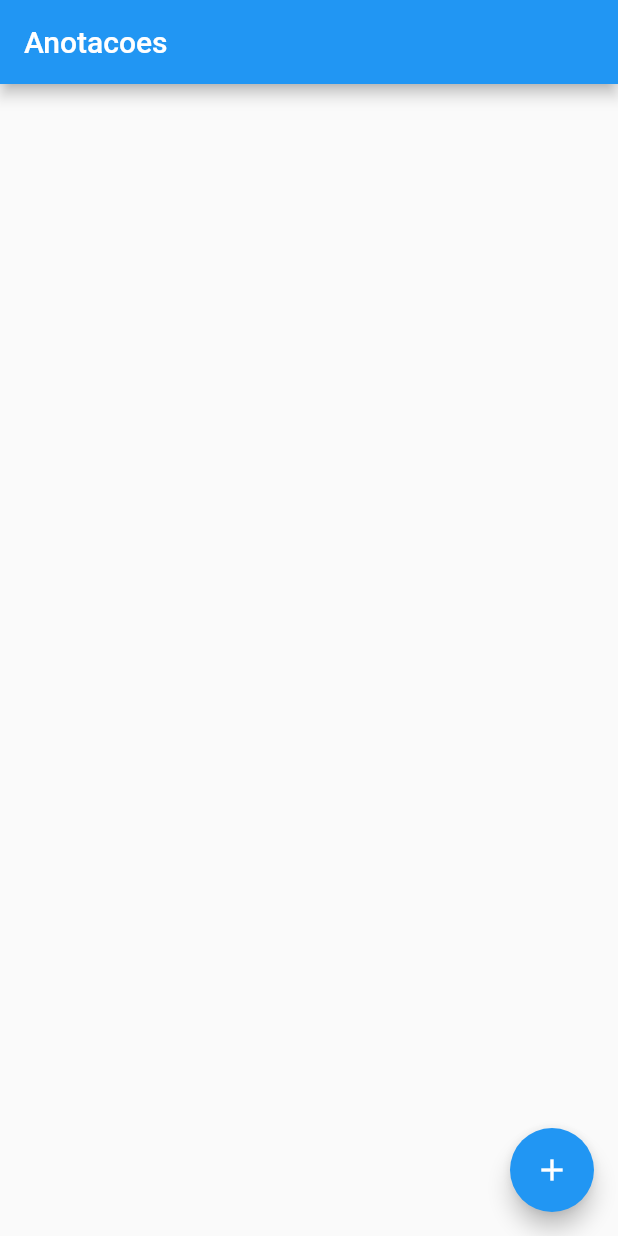
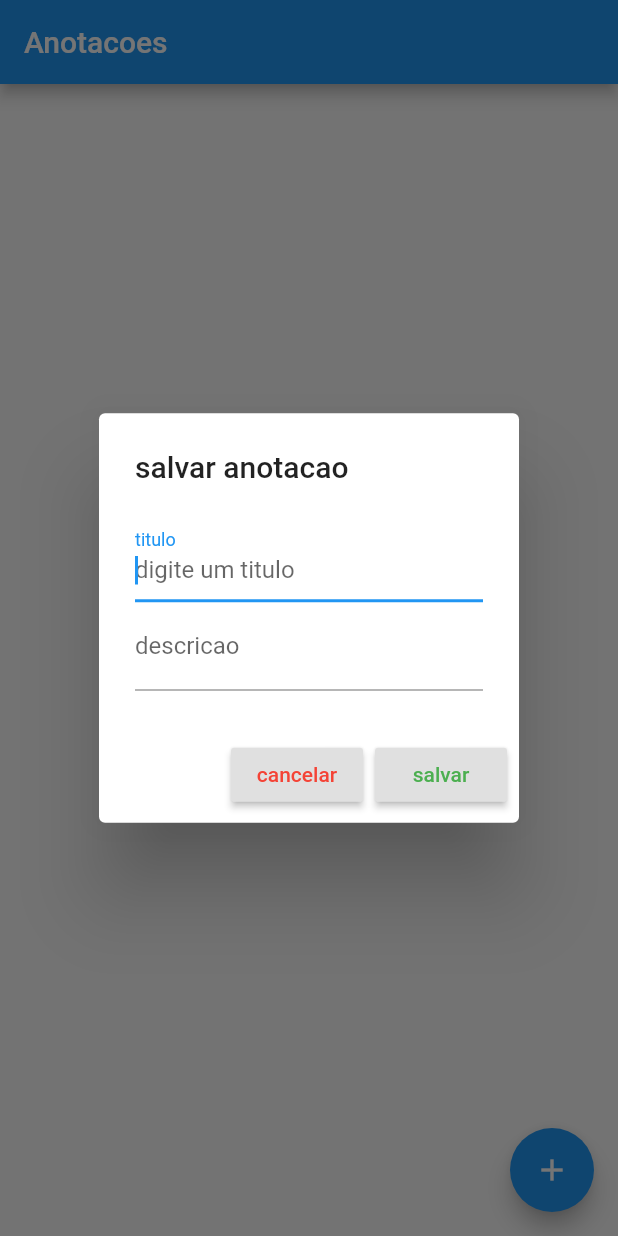
Before and after one commit to Guilherme-Calland/flutter_gui_projeto_anotacoes, a Flutter app: the screen it shows after launch, after a tap on the "add" icon, on a phone screen of 412 x 824 dp. Run offline on Flutter 3.47's test engine with Material 2 defaults, Android fonts, the phone set to English and light mode, and no system bars.

```diff
--- a/lib/Home.dart
+++ b/lib/Home.dart
@@ -6,6 +6,66 @@ class Home extends StatefulWidget {
 }
 
 class _HomeState extends State<Home> {
+
+  TextEditingController _controladorTitulo = TextEditingController();
+  TextEditingController _controladorDescricao = TextEditingController();
+
+  _mostrarTelaDialogo(){
+    showDialog(
+      context: context,
+      builder: (context){
+        return AlertDialog(
+          title: Text('salvar anotacao'),
+          content: Column(
+            mainAxisSize: MainAxisSize.min,
+            children: <Widget>[
+              TextField(
+                decoration: InputDecoration(
+                  labelText: 'titulo',
+                  hintText: 'digite um titulo'
+                ),
+                controller: _controladorTitulo,
+                autofocus: true
+              ),
+              TextField(
+                decoration: InputDecoration(
+                  labelText: 'descricao',
+                  hintText: 'digite uma descricao'
+                ),
+                controller: _controladorDescricao
+              ),
+            ],
+          ),
+          actions: <Widget>[
+            RaisedButton(
+              child: Text(
+                'cancelar',
+                style: TextStyle(
+                  color: Colors.red
+                )
+              ),
+              onPressed: (){
+                return Navigator.pop(context);
+              }
+            ),
+            RaisedButton(
+              child: Text(
+                'salvar',
+                style: TextStyle(
+                  color: Colors.green
+                )
+              ),
+              onPressed: (){
+                // salvar
+                return Navigator.pop(context);
+              },
+            )
+          ],
+        );
+      }
+    );
+  }
+
   @override
   Widget build(BuildContext context) {
 
@@ -19,7 +79,9 @@ class _HomeState extends State<Home> {
       floatingActionButton: FloatingActionButton(
         child: Icon(Icons.add),
         backgroundColor: corTema,
-        onPressed: (){},
+        onPressed: (){
+          _mostrarTelaDialogo();
+        },
       ),
     );
   }
```
